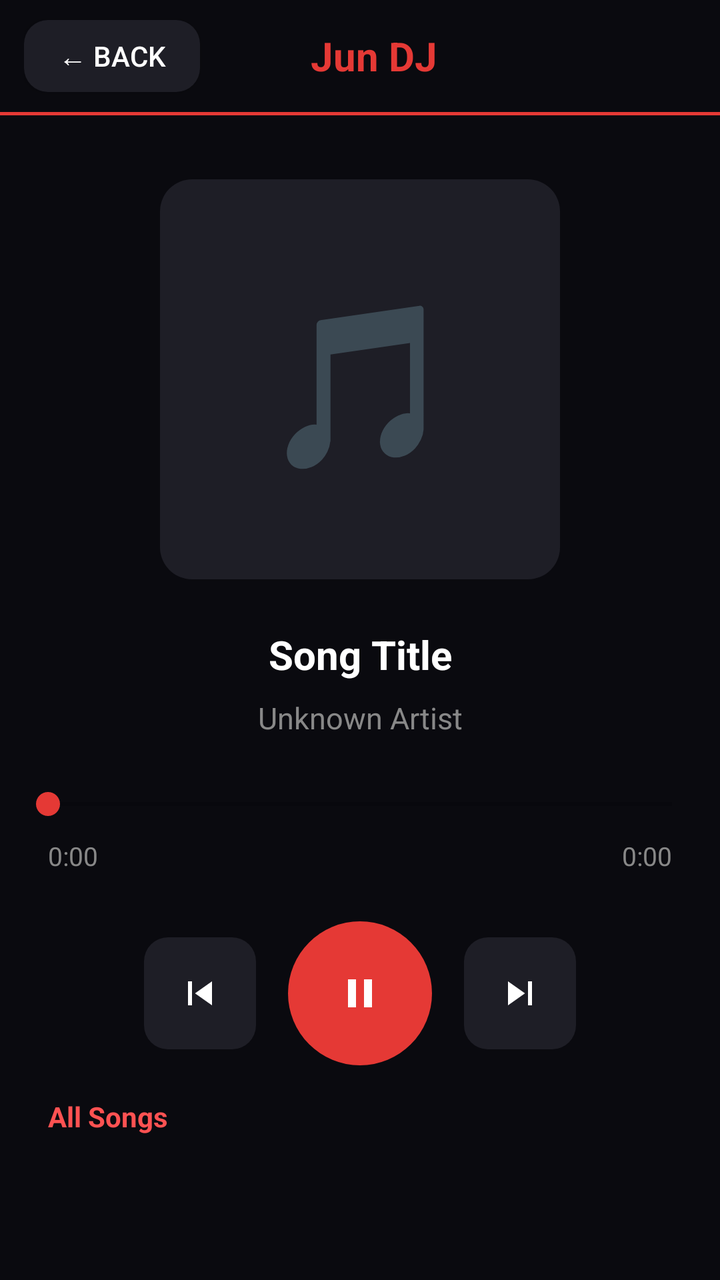
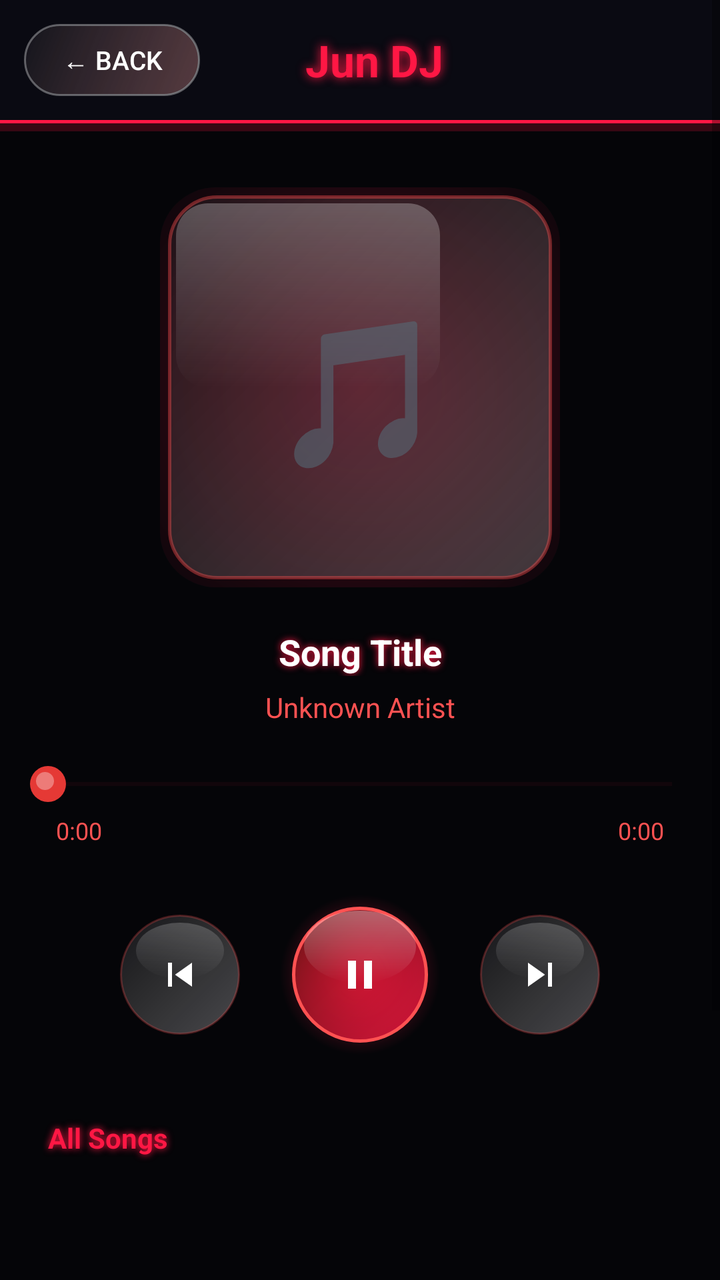

Compare the two renders of this Android layout. The source of the first and the diff that turns it into the second are given below.
<!-- AndroidManifest.xml: application theme Theme.AppCompat.Light.NoActionBar -->
<!-- res/layout/activity_music_player.xml -->
<?xml version="1.0" encoding="utf-8"?>
<LinearLayout
    xmlns:android="http://schemas.android.com/apk/res/android"
    android:layout_width="match_parent"
    android:layout_height="match_parent"
    android:background="#0A0A0F"
    android:orientation="vertical"
    android:gravity="center_horizontal">

    
    <LinearLayout
        android:layout_width="match_parent"
        android:layout_height="56dp"
        android:orientation="horizontal"
        android:gravity="center_vertical"
        android:paddingStart="12dp"
        android:paddingEnd="16dp">

        <Button
            android:id="@+id/backButton"
            android:layout_width="wrap_content"
            android:layout_height="36dp"
            android:text="← Back"
            android:textColor="#FFFFFF"
            android:textSize="14sp"
            android:background="@drawable/rounded_dark_button"
            android:paddingStart="12dp"
            android:paddingEnd="12dp"/>

        <TextView
            android:layout_width="0dp"
            android:layout_height="wrap_content"
            android:layout_weight="1"
            android:text="Jun DJ"
            android:textColor="#E53935"
            android:textSize="20sp"
            android:textStyle="bold"
            android:gravity="center"/>

        <View
            android:layout_width="70dp"
            android:layout_height="wrap_content"/>

    </LinearLayout>

    <View
        android:layout_width="match_parent"
        android:layout_height="1.5dp"
        android:background="#E53935"/>

    
    <LinearLayout
        android:id="@+id/albumArtLayout"
        android:layout_width="200dp"
        android:layout_height="200dp"
        android:background="@drawable/music_art_bg"
        android:gravity="center"
        android:layout_marginTop="32dp"
        android:layout_marginBottom="24dp">

        <TextView
            android:layout_width="wrap_content"
            android:layout_height="wrap_content"
            android:text="🎵"
            android:textSize="80sp"/>

    </LinearLayout>

    
    <TextView
        android:id="@+id/songTitle"
        android:layout_width="match_parent"
        android:layout_height="wrap_content"
        android:text="Song Title"
        android:textColor="#FFFFFF"
        android:textSize="20sp"
        android:textStyle="bold"
        android:gravity="center"
        android:paddingStart="24dp"
        android:paddingEnd="24dp"
        android:maxLines="2"
        android:ellipsize="end"
        android:layout_marginBottom="8dp"/>

    <TextView
        android:id="@+id/songArtist"
        android:layout_width="match_parent"
        android:layout_height="wrap_content"
        android:text="Unknown Artist"
        android:textColor="#888888"
        android:textSize="15sp"
        android:gravity="center"
        android:layout_marginBottom="24dp"/>

    
    <SeekBar
        android:id="@+id/musicSeekBar"
        android:layout_width="match_parent"
        android:layout_height="wrap_content"
        android:paddingStart="24dp"
        android:paddingEnd="24dp"
        android:progressTint="#E53935"
        android:thumbTint="#E53935"
        android:layout_marginBottom="8dp"/>

    
    <LinearLayout
        android:layout_width="match_parent"
        android:layout_height="wrap_content"
        android:orientation="horizontal"
        android:paddingStart="24dp"
        android:paddingEnd="24dp"
        android:layout_marginBottom="24dp">

        <TextView
            android:id="@+id/currentTime"
            android:layout_width="0dp"
            android:layout_height="wrap_content"
            android:layout_weight="1"
            android:text="0:00"
            android:textColor="#888888"
            android:textSize="13sp"/>

        <TextView
            android:id="@+id/totalTime"
            android:layout_width="wrap_content"
            android:layout_height="wrap_content"
            android:text="0:00"
            android:textColor="#888888"
            android:textSize="13sp"/>

    </LinearLayout>

    
    <LinearLayout
        android:layout_width="match_parent"
        android:layout_height="wrap_content"
        android:orientation="horizontal"
        android:gravity="center"
        android:paddingStart="24dp"
        android:paddingEnd="24dp">

        <ImageButton
            android:id="@+id/prevButton"
            android:layout_width="56dp"
            android:layout_height="56dp"
            android:background="@drawable/rounded_dark_button"
            android:src="@drawable/ic_previous"
            android:padding="12dp"
            android:layout_marginEnd="16dp"
            android:contentDescription="Previous"/>

        <ImageButton
            android:id="@+id/playPauseButton"
            android:layout_width="72dp"
            android:layout_height="72dp"
            android:background="@drawable/rounded_red_button"
            android:src="@drawable/ic_pause"
            android:padding="16dp"
            android:layout_marginEnd="16dp"
            android:contentDescription="Play/Pause"/>

        <ImageButton
            android:id="@+id/nextButton"
            android:layout_width="56dp"
            android:layout_height="56dp"
            android:background="@drawable/rounded_dark_button"
            android:src="@drawable/ic_next"
            android:padding="12dp"
            android:contentDescription="Next"/>

    </LinearLayout>

    
    <TextView
        android:layout_width="match_parent"
        android:layout_height="wrap_content"
        android:text="All Songs"
        android:textColor="#FF5252"
        android:textSize="14sp"
        android:textStyle="bold"
        android:paddingStart="24dp"
        android:paddingTop="16dp"
        android:paddingBottom="8dp"/>

    <androidx.recyclerview.widget.RecyclerView
        android:id="@+id/songListRecycler"
        android:layout_width="match_parent"
        android:layout_height="200dp"
        android:nestedScrollingEnabled="true"/>

</LinearLayout>
<!-- resources referenced by this layout -->
<resources>
  <!-- drawable music_art_bg (drawable) -->
  <?xml version="1.0" encoding="utf-8"?>
  <shape xmlns:android="http://schemas.android.com/apk/res/android"
      android:shape="rectangle">
      <solid android:color="#1E1E26"/>
      <corners android:radius="16dp"/>
  </shape>
  <!-- drawable rounded_dark_button (drawable) -->
  <?xml version="1.0" encoding="utf-8"?>
  <shape xmlns:android="http://schemas.android.com/apk/res/android"
      android:shape="rectangle">
      <solid android:color="#1E1E26"/>
      <corners android:radius="12dp"/>
  </shape>
  <!-- drawable rounded_red_button (drawable) -->
  <?xml version="1.0" encoding="utf-8"?>
  <shape xmlns:android="http://schemas.android.com/apk/res/android"
      android:shape="oval">
      <solid android:color="#E53935"/>
  </shape>
  <!-- unchanged entries left out for length: 3 -->
</resources>

<!-- the commit's change to res/layout/activity_music_player.xml (unified diff, before → after) -->
@@ -1,192 +1,228 @@
 <?xml version="1.0" encoding="utf-8"?>
-<LinearLayout
+<ScrollView
     xmlns:android="http://schemas.android.com/apk/res/android"
     android:layout_width="match_parent"
     android:layout_height="match_parent"
-    android:background="#0A0A0F"
-    android:orientation="vertical"
-    android:gravity="center_horizontal">
-
-    
-    <LinearLayout
-        android:layout_width="match_parent"
-        android:layout_height="56dp"
-        android:orientation="horizontal"
-        android:gravity="center_vertical"
-        android:paddingStart="12dp"
-        android:paddingEnd="16dp">
-
-        <Button
-            android:id="@+id/backButton"
-            android:layout_width="wrap_content"
-            android:layout_height="36dp"
-            android:text="← Back"
-            android:textColor="#FFFFFF"
-            android:textSize="14sp"
-            android:background="@drawable/rounded_dark_button"
-            android:paddingStart="12dp"
-            android:paddingEnd="12dp"/>
-
-        <TextView
-            android:layout_width="0dp"
-            android:layout_height="wrap_content"
-            android:layout_weight="1"
-            android:text="Jun DJ"
-            android:textColor="#E53935"
-            android:textSize="20sp"
-            android:textStyle="bold"
-            android:gravity="center"/>
-
-        <View
-            android:layout_width="70dp"
-            android:layout_height="wrap_content"/>
-
-    </LinearLayout>
-
-    <View
-        android:layout_width="match_parent"
-        android:layout_height="1.5dp"
-        android:background="#E53935"/>
-
-    
-    <LinearLayout
-        android:id="@+id/albumArtLayout"
-        android:layout_width="200dp"
-        android:layout_height="200dp"
-        android:background="@drawable/music_art_bg"
-        android:gravity="center"
-        android:layout_marginTop="32dp"
-        android:layout_marginBottom="24dp">
-
-        <TextView
-            android:layout_width="wrap_content"
-            android:layout_height="wrap_content"
-            android:text="🎵"
-            android:textSize="80sp"/>
-
-    </LinearLayout>
-
-    
-    <TextView
-        android:id="@+id/songTitle"
-        android:layout_width="match_parent"
-        android:layout_height="wrap_content"
-        android:text="Song Title"
-        android:textColor="#FFFFFF"
-        android:textSize="20sp"
-        android:textStyle="bold"
-        android:gravity="center"
-        android:paddingStart="24dp"
-        android:paddingEnd="24dp"
-        android:maxLines="2"
-        android:ellipsize="end"
-        android:layout_marginBottom="8dp"/>
-
-    <TextView
-        android:id="@+id/songArtist"
-        android:layout_width="match_parent"
-        android:layout_height="wrap_content"
-        android:text="Unknown Artist"
-        android:textColor="#888888"
-        android:textSize="15sp"
-        android:gravity="center"
-        android:layout_marginBottom="24dp"/>
-
-    
-    <SeekBar
-        android:id="@+id/musicSeekBar"
-        android:layout_width="match_parent"
-        android:layout_height="wrap_content"
-        android:paddingStart="24dp"
-        android:paddingEnd="24dp"
-        android:progressTint="#E53935"
-        android:thumbTint="#E53935"
-        android:layout_marginBottom="8dp"/>
-
-    
+    android:background="#050508"
+    android:fillViewport="true">
+
     <LinearLayout
         android:layout_width="match_parent"
         android:layout_height="wrap_content"
-        android:orientation="horizontal"
-        android:paddingStart="24dp"
-        android:paddingEnd="24dp"
-        android:layout_marginBottom="24dp">
-
+        android:orientation="vertical"
+        android:gravity="center_horizontal"
+        android:paddingBottom="24dp">
+
+        
+        <LinearLayout
+            android:layout_width="match_parent"
+            android:layout_height="60dp"
+            android:orientation="horizontal"
+            android:gravity="center_vertical"
+            android:paddingStart="12dp"
+            android:paddingEnd="16dp"
+            android:background="#0A0A12">
+
+            <Button
+                android:id="@+id/backButton"
+                android:layout_width="wrap_content"
+                android:layout_height="36dp"
+                android:text="← Back"
+                android:textColor="#FFFFFF"
+                android:textSize="13sp"
+                android:background="@drawable/crystal_glass_button"
+                android:paddingStart="16dp"
+                android:paddingEnd="16dp"/>
+
+            <TextView
+                android:layout_width="0dp"
+                android:layout_height="wrap_content"
+                android:layout_weight="1"
+                android:text="Jun DJ"
+                android:textColor="#FF1744"
+                android:textSize="22sp"
+                android:textStyle="bold"
+                android:gravity="center"
+                android:shadowColor="#FF1744"
+                android:shadowDx="0"
+                android:shadowDy="0"
+                android:shadowRadius="12"/>
+
+            <View
+                android:layout_width="70dp"
+                android:layout_height="1dp"/>
+
+        </LinearLayout>
+
+        
+        <View
+            android:layout_width="match_parent"
+            android:layout_height="1.5dp"
+            android:background="#FF1744"/>
+
+        
+        <View
+            android:layout_width="match_parent"
+            android:layout_height="4dp"
+            android:background="#33FF1744"/>
+
+        
+        <LinearLayout
+            android:id="@+id/albumArtLayout"
+            android:layout_width="200dp"
+            android:layout_height="200dp"
+            android:background="@drawable/crystal_album_art"
+            android:gravity="center"
+            android:layout_marginTop="28dp"
+            android:layout_marginBottom="20dp"
+            android:elevation="12dp">
+
+            <TextView
+                android:layout_width="wrap_content"
+                android:layout_height="wrap_content"
+                android:text="🎵"
+                android:textSize="72sp"/>
+
+        </LinearLayout>
+
+        
         <TextView
-            android:id="@+id/currentTime"
-            android:layout_width="0dp"
-            android:layout_height="wrap_content"
-            android:layout_weight="1"
-            android:text="0:00"
-            android:textColor="#888888"
-            android:textSize="13sp"/>
-
+            android:id="@+id/songTitle"
+            android:layout_width="match_parent"
+            android:layout_height="wrap_content"
+            android:text="Song Title"
+            android:textColor="#FFFFFF"
+            android:textSize="18sp"
+            android:textStyle="bold"
+            android:gravity="center"
+            android:paddingStart="24dp"
+            android:paddingEnd="24dp"
+            android:maxLines="2"
+            android:ellipsize="end"
+            android:layout_marginBottom="6dp"
+            android:shadowColor="#FF1744"
+            android:shadowDx="0"
+            android:shadowDy="0"
+            android:shadowRadius="8"/>
+
+        
         <TextView
-            android:id="@+id/totalTime"
-            android:layout_width="wrap_content"
-            android:layout_height="wrap_content"
-            android:text="0:00"
-            android:textColor="#888888"
-            android:textSize="13sp"/>
+            android:id="@+id/songArtist"
+            android:layout_width="match_parent"
+            android:layout_height="wrap_content"
+            android:text="Unknown Artist"
+            android:textColor="#FF5252"
+            android:textSize="14sp"
+            android:gravity="center"
+            android:layout_marginBottom="20dp"/>
+
+        
+        <SeekBar
+            android:id="@+id/musicSeekBar"
+            android:layout_width="match_parent"
+            android:layout_height="wrap_content"
+            android:paddingStart="24dp"
+            android:paddingEnd="24dp"
+            android:progressTint="#FF1744"
+            android:progressBackgroundTint="#33FF1744"
+            android:thumb="@drawable/crystal_seekbar_thumb"
+            android:layout_marginBottom="6dp"/>
+
+        
+        <LinearLayout
+            android:layout_width="match_parent"
+            android:layout_height="wrap_content"
+            android:orientation="horizontal"
+            android:paddingStart="28dp"
+            android:paddingEnd="28dp"
+            android:layout_marginBottom="24dp">
+
+            <TextView
+                android:id="@+id/currentTime"
+                android:layout_width="0dp"
+                android:layout_height="wrap_content"
+                android:layout_weight="1"
+                android:text="0:00"
+                android:textColor="#FF5252"
+                android:textSize="12sp"/>
+
+            <TextView
+                android:id="@+id/totalTime"
+                android:layout_width="wrap_content"
+                android:layout_height="wrap_content"
+                android:text="0:00"
+                android:textColor="#FF5252"
+                android:textSize="12sp"/>
+
+        </LinearLayout>
+
+        
+        <LinearLayout
+            android:layout_width="match_parent"
+            android:layout_height="wrap_content"
+            android:orientation="horizontal"
+            android:gravity="center"
+            android:paddingStart="24dp"
+            android:paddingEnd="24dp"
+            android:layout_marginBottom="28dp">
+
+            <ImageButton
+                android:id="@+id/prevButton"
+                android:layout_width="60dp"
+                android:layout_height="60dp"
+                android:background="@drawable/crystal_control_button"
+                android:src="@drawable/ic_previous"
+                android:padding="14dp"
+                android:layout_marginEnd="20dp"
+                android:elevation="6dp"
+                android:contentDescription="Previous"/>
+
+            <ImageButton
+                android:id="@+id/playPauseButton"
+                android:layout_width="80dp"
+                android:layout_height="80dp"
+                android:background="@drawable/crystal_play_button"
+                android:src="@drawable/ic_pause"
+                android:padding="18dp"
+                android:layout_marginEnd="20dp"
+                android:elevation="10dp"
+                android:contentDescription="Play Pause"/>
+
+            <ImageButton
+                android:id="@+id/nextButton"
+                android:layout_width="60dp"
+                android:layout_height="60dp"
+                android:background="@drawable/crystal_control_button"
+                android:src="@drawable/ic_next"
+                android:padding="14dp"
+                android:elevation="6dp"
+                android:contentDescription="Next"/>
+
+        </LinearLayout>
+
+        
+        <TextView
+            android:layout_width="match_parent"
+            android:layout_height="wrap_content"
+            android:text="All Songs"
+            android:textColor="#FF1744"
+            android:textSize="14sp"
+            android:textStyle="bold"
+            android:paddingStart="24dp"
+            android:paddingTop="4dp"
+            android:paddingBottom="8dp"
+            android:shadowColor="#FF1744"
+            android:shadowDx="0"
+            android:shadowDy="0"
+            android:shadowRadius="8"/>
+
+        
+        <androidx.recyclerview.widget.RecyclerView
+            android:id="@+id/songListRecycler"
+            android:layout_width="match_parent"
+            android:layout_height="200dp"
+            android:nestedScrollingEnabled="true"/>
 
     </LinearLayout>
 
-    
-    <LinearLayout
-        android:layout_width="match_parent"
-        android:layout_height="wrap_content"
-        android:orientation="horizontal"
-        android:gravity="center"
-        android:paddingStart="24dp"
-        android:paddingEnd="24dp">
-
-        <ImageButton
-            android:id="@+id/prevButton"
-            android:layout_width="56dp"
-            android:layout_height="56dp"
-            android:background="@drawable/rounded_dark_button"
-            android:src="@drawable/ic_previous"
-            android:padding="12dp"
-            android:layout_marginEnd="16dp"
-            android:contentDescription="Previous"/>
-
-        <ImageButton
-            android:id="@+id/playPauseButton"
-            android:layout_width="72dp"
-            android:layout_height="72dp"
-            android:background="@drawable/rounded_red_button"
-            android:src="@drawable/ic_pause"
-            android:padding="16dp"
-            android:layout_marginEnd="16dp"
-            android:contentDescription="Play/Pause"/>
-
-        <ImageButton
-            android:id="@+id/nextButton"
-            android:layout_width="56dp"
-            android:layout_height="56dp"
-            android:background="@drawable/rounded_dark_button"
-            android:src="@drawable/ic_next"
-            android:padding="12dp"
-            android:contentDescription="Next"/>
-
-    </LinearLayout>
-
-    
-    <TextView
-        android:layout_width="match_parent"
-        android:layout_height="wrap_content"
-        android:text="All Songs"
-        android:textColor="#FF5252"
-        android:textSize="14sp"
-        android:textStyle="bold"
-        android:paddingStart="24dp"
-        android:paddingTop="16dp"
-        android:paddingBottom="8dp"/>
-
-    <androidx.recyclerview.widget.RecyclerView
-        android:id="@+id/songListRecycler"
-        android:layout_width="match_parent"
-        android:layout_height="200dp"
-        android:nestedScrollingEnabled="true"/>
-
-</LinearLayout>
+</ScrollView>
<!-- resource entries referenced after the edit -->
@@ -1,25 +1,146 @@
 <!-- resources referenced by this layout -->
 <resources>
-  <!-- drawable music_art_bg (drawable) -->
+  <!-- drawable crystal_album_art (drawable) -->
   <?xml version="1.0" encoding="utf-8"?>
-  <shape xmlns:android="http://schemas.android.com/apk/res/android"
-      android:shape="rectangle">
-      <solid android:color="#1E1E26"/>
-      <corners android:radius="16dp"/>
-  </shape>
-  <!-- drawable rounded_dark_button (drawable) -->
+  <layer-list xmlns:android="http://schemas.android.com/apk/res/android">
+      
+      <item>
+          <shape android:shape="rectangle">
+              <corners android:radius="28dp"/>
+              <gradient
+                  android:type="radial"
+                  android:startColor="#44FF1744"
+                  android:endColor="#00FF1744"
+                  android:gradientRadius="80%"/>
+          </shape>
+      </item>
+      
+      <item android:top="4dp" android:left="4dp" android:right="4dp" android:bottom="4dp">
+          <shape android:shape="rectangle">
+              <corners android:radius="24dp"/>
+              <gradient
+                  android:type="linear"
+                  android:startColor="#33FFFFFF"
+                  android:endColor="#0AFFFFFF"
+                  android:angle="135"/>
+              <stroke android:width="1.5dp" android:color="#66FF5252"/>
+          </shape>
+      </item>
+      
+      <item android:top="8dp" android:left="8dp" android:right="60dp" android:bottom="100dp">
+          <shape android:shape="rectangle">
+              <corners android:radius="16dp"/>
+              <gradient
+                  android:type="linear"
+                  android:startColor="#44FFFFFF"
+                  android:endColor="#00FFFFFF"
+                  android:angle="270"/>
+          </shape>
+      </item>
+  </layer-list>
+  <!-- drawable crystal_control_button (drawable) -->
   <?xml version="1.0" encoding="utf-8"?>
-  <shape xmlns:android="http://schemas.android.com/apk/res/android"
-      android:shape="rectangle">
-      <solid android:color="#1E1E26"/>
-      <corners android:radius="12dp"/>
-  </shape>
-  <!-- drawable rounded_red_button (drawable) -->
+  <layer-list xmlns:android="http://schemas.android.com/apk/res/android">
+      
+      <item>
+          <shape android:shape="oval">
+              <gradient
+                  android:type="linear"
+                  android:startColor="#44FFFFFF"
+                  android:endColor="#11FFFFFF"
+                  android:angle="135"/>
+              <stroke android:width="1dp" android:color="#44FF5252"/>
+          </shape>
+      </item>
+      
+      <item android:bottom="28dp" android:left="8dp" android:right="8dp" android:top="4dp">
+          <shape android:shape="oval">
+              <gradient
+                  android:type="linear"
+                  android:startColor="#33FFFFFF"
+                  android:endColor="#00FFFFFF"
+                  android:angle="270"/>
+          </shape>
+      </item>
+  </layer-list>
+  <!-- drawable crystal_glass_button (drawable) -->
   <?xml version="1.0" encoding="utf-8"?>
-  <shape xmlns:android="http://schemas.android.com/apk/res/android"
-      android:shape="oval">
-      <solid android:color="#E53935"/>
-  </shape>
+  <layer-list xmlns:android="http://schemas.android.com/apk/res/android">
+      
+      <item>
+          <shape android:shape="rectangle">
+              <corners android:radius="20dp"/>
+              <gradient
+                  android:type="linear"
+                  android:startColor="#33FFFFFF"
+                  android:endColor="#0AFFFFFF"
+                  android:angle="135"/>
+              <stroke android:width="1dp" android:color="#55FFFFFF"/>
+          </shape>
+      </item>
+      
+      <item android:top="1dp" android:left="1dp" android:right="1dp" android:bottom="1dp">
+          <shape android:shape="rectangle">
+              <corners android:radius="19dp"/>
+              <gradient
+                  android:type="linear"
+                  android:startColor="#22FF3333"
+                  android:endColor="#00FF0000"
+                  android:angle="135"/>
+          </shape>
+      </item>
+  </layer-list>
+  <!-- drawable crystal_play_button (drawable) -->
+  <?xml version="1.0" encoding="utf-8"?>
+  <layer-list xmlns:android="http://schemas.android.com/apk/res/android">
+      
+      <item>
+          <shape android:shape="oval">
+              <gradient
+                  android:type="radial"
+                  android:startColor="#99FF1744"
+                  android:endColor="#00FF1744"
+                  android:gradientRadius="50%"/>
+          </shape>
+      </item>
+      
+      <item android:top="6dp" android:left="6dp" android:right="6dp" android:bottom="6dp">
+          <shape android:shape="oval">
+              <gradient
+                  android:type="linear"
+                  android:startColor="#CCFF1744"
+                  android:endColor="#88B71C1C"
+                  android:angle="135"/>
+              <stroke android:width="1.5dp" android:color="#FFFF5252"/>
+          </shape>
+      </item>
+      
+      <item android:top="8dp" android:left="12dp" android:right="12dp" android:bottom="36dp">
+          <shape android:shape="oval">
+              <gradient
+                  android:type="linear"
+                  android:startColor="#55FFFFFF"
+                  android:endColor="#00FFFFFF"
+                  android:angle="270"/>
+          </shape>
+      </item>
+  </layer-list>
+  <!-- drawable crystal_seekbar_thumb (drawable) -->
+  <?xml version="1.0" encoding="utf-8"?>
+  <layer-list xmlns:android="http://schemas.android.com/apk/res/android">
+      <item>
+          <shape android:shape="oval">
+              <solid android:color="#FFE53935"/>
+              <size android:width="18dp" android:height="18dp"/>
+          </shape>
+      </item>
+      <item android:top="3dp" android:left="3dp" android:right="6dp" android:bottom="6dp">
+          <shape android:shape="oval">
+              <solid android:color="#55FFFFFF"/>
+              <size android:width="6dp" android:height="6dp"/>
+          </shape>
+      </item>
+  </layer-list>
   <!-- unchanged entries left out for length: 3 -->
 </resources>
 
